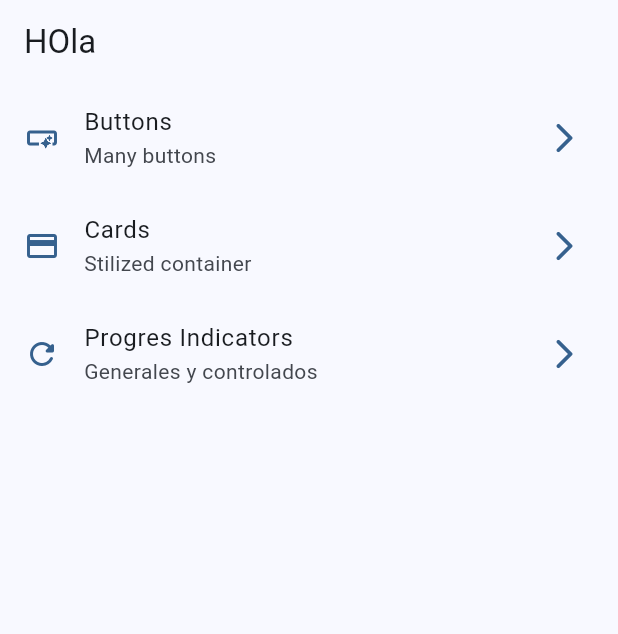
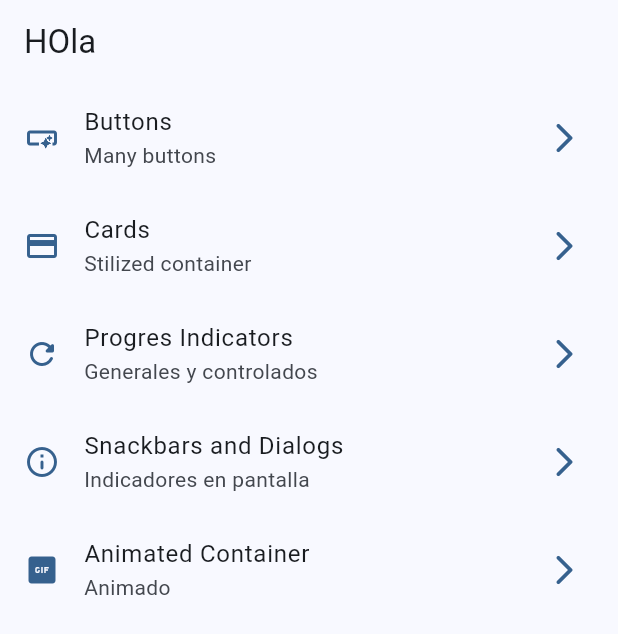
Before and after one commit to StiveenDavidBolanos/StiveenDavidBolanos, a Flutter app: the screen it shows after launch, on a phone screen of 412 x 824 dp. Shown: the top 634 px of the screen. Run offline on Flutter 3.47's test engine with Material 3 defaults, Android fonts, the phone set to English and light mode, and no system bars; our stand-ins replace go_router.

Commit message:
aimated container finisher

```diff
--- a/lib/config/menu/menu_items.dart
+++ b/lib/config/menu/menu_items.dart
@@ -28,5 +28,15 @@ List<MenuItems> appMenuItems = [
       title: 'Progres Indicators',
       subtitle: 'Generales y controlados',
       url: '/progress',
-      icon: Icons.refresh_rounded)
+      icon: Icons.refresh_rounded),
+  const MenuItems(
+      title: 'Snackbars and Dialogs',
+      subtitle: 'Indicadores en pantalla',
+      url: '/snackbar',
+      icon: Icons.info_outline_rounded),
+  const MenuItems(
+      title: 'Animated Container',
+      subtitle: 'Animado',
+      url: '/animated',
+      icon: Icons.gif_box),
 ];
--- a/lib/config/router/app_router.dart
+++ b/lib/config/router/app_router.dart
@@ -27,5 +27,30 @@ final router = GoRouter(
       name: ProgressScreen.name,
       builder: (context, state) => const ProgressScreen(),
     ),
+    GoRoute(
+      path: '/animated',
+      name: AnimatedScreen.name,
+      builder: (context, state) => const AnimatedScreen(),
+    ),
+    GoRoute(
+      path: '/infinite',
+      name: InfiniteScrollScreen.name,
+      builder: (context, state) => const InfiniteScrollScreen(),
+    ),
+    GoRoute(
+      path: '/snackbar',
+      name: SnackbarScreen.name,
+      builder: (context, state) => const SnackbarScreen(),
+    ),
+    GoRoute(
+      path: '/tutorial',
+      name: TutorialScreen.name,
+      builder: (context, state) => const TutorialScreen(),
+    ),
+    GoRoute(
+      path: '/uicontrol',
+      name: UiControlsScreen.name,
+      builder: (context, state) => const UiControlsScreen(),
+    ),
   ],
 );
--- a/lib/main.dart
+++ b/lib/main.dart
@@ -12,6 +12,7 @@ class MainApp extends StatelessWidget {
   @override
   Widget build(BuildContext context) {
     return MaterialApp.router(
+      title: 'Widgets App',
       routerConfig: router,
       theme: AppTheme(selectedColor: 0).getTheme(),
       debugShowCheckedModeBanner: false,
--- a/lib/presentation/screens/card/cards_screen.dart
+++ b/lib/presentation/screens/card/cards_screen.dart
@@ -10,7 +10,7 @@ const List<Map<String, dynamic>> cards = [
 ];
 
 class CardsScreen extends StatelessWidget {
-  static const String name = 'cars_screen';
+  static const String name = 'cards_screen';
   const CardsScreen({super.key});
 
   @override
--- a/lib/presentation/screens/tutorial_screen/tutorial_screen.dart
+++ b/lib/presentation/screens/tutorial_screen/tutorial_screen.dart
@@ -1,7 +1,7 @@
 import 'package:flutter/material.dart';
 
 class TutorialScreen extends StatelessWidget {
-  static String name = 'animated_screen';
+  static String name = 'tutorial_screen';
   const TutorialScreen({super.key});
 
   @override
```
Also changed, not shown: lib/presentation/screens/animated_screen/animated_screen.dart (+46 -2 lines), lib/presentation/screens/snackbar/snackbar_screen.dart (+68 -1 lines).
